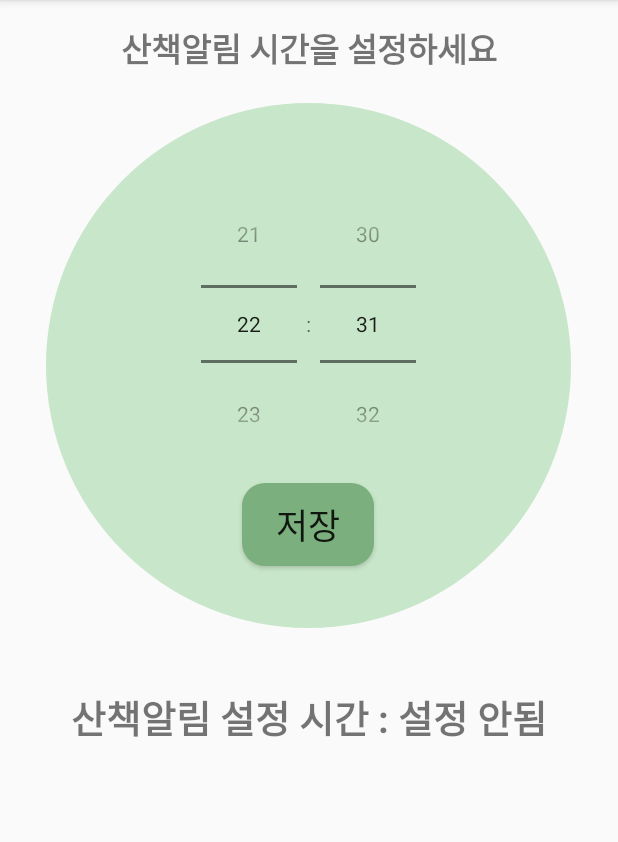
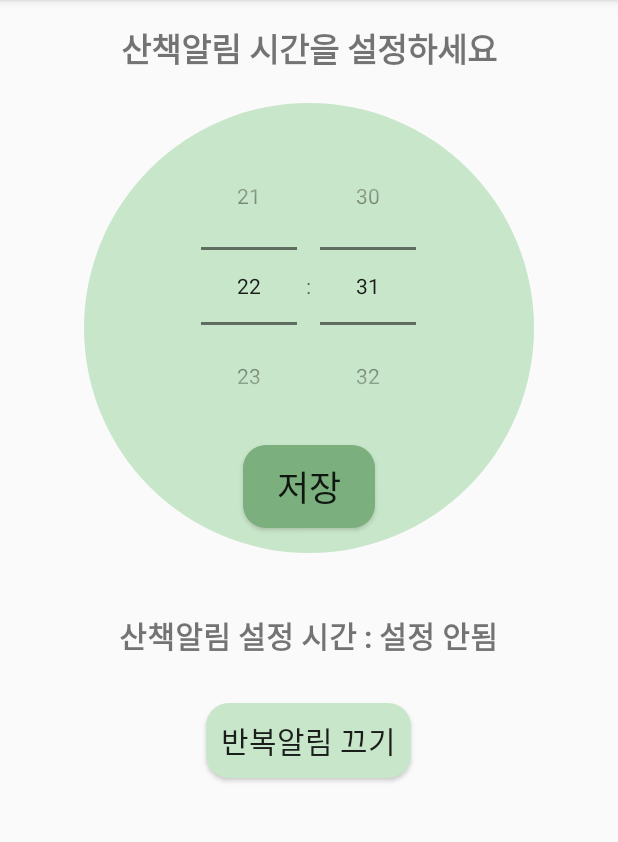
Before and after one commit to yechubot/Arduino_team, an Android app: the StrollActivity screen opened directly, with no data from a screen before it, on a phone screen of 412 x 824 dp, the part 84-926 px from its top. Run offline under Robolectric (Android 15) with nearby library versions, the phone set to English and light mode, and no system bars.

Commit message:
Alarm off

```diff
--- a/app/src/main/java/com/example/cs50/arduino/StrollActivity.java
+++ b/app/src/main/java/com/example/cs50/arduino/StrollActivity.java
@@ -28,7 +28,7 @@ public class StrollActivity extends AppCompatActivity {
     String chID = "stroll";
 
     //ui
-    Button btn_save;
+    Button btn_save,off;
     TimePicker timePicker;
     int hour, min;
     TextView stroll_time;
@@ -62,6 +62,7 @@ public class StrollActivity extends AppCompatActivity {
         //변수 연결
         btn_save = findViewById(R.id.btn_save);
         stroll_time = findViewById(R.id.stroll_time);
+        off = findViewById(R.id.off);
         stroll_time.setText("산책알림 설정 시간 : 설정 안됨");
 
         //db에 알림 시간 설정한거 있으면 읽어오기
@@ -103,32 +104,47 @@ public class StrollActivity extends AppCompatActivity {
                 stroll_time.setText("산책알림 설정 시간 : " + time24);
             }
         });
+
+        off.setOnClickListener(new View.OnClickListener() {
+            @Override
+            public void onClick(View v) {
+                Toast.makeText(getApplicationContext(), "반복알림을 끕니다.", Toast.LENGTH_SHORT).show();
+                //offAlarm();
+
+            }
+        });
     }
+
+//    private void offAlarm() {
+//        alarmManager = (AlarmManager) getApplicationContext().getSystemService(ALARM_SERVICE);
+//        Intent intent = new Intent(getApplicationContext(),MainActivity.class);
+//        PendingIntent pendingIntent = PendingIntent.getBroadcast(getApplicationContext(), 0, intent, 0);
+//        alarmManager.cancel(pendingIntent);
+//    }
 
     private void setAlarm() {
         Intent rIntent = new Intent(getApplicationContext(), AlarmReceiver.class);
         PendingIntent pendingIntent = PendingIntent.getBroadcast(getApplicationContext(), 0, rIntent, 0);
         Calendar cal = Calendar.getInstance();
 
-        cal.set(Calendar.HOUR_OF_DAY,timePicker.getCurrentHour());
-        cal.set(Calendar.MINUTE,timePicker.getCurrentMinute());
-        cal.set(Calendar.SECOND,0);
-        cal.set(Calendar.MILLISECOND,0);
+        cal.set(Calendar.HOUR_OF_DAY, timePicker.getCurrentHour());
+        cal.set(Calendar.MINUTE, timePicker.getCurrentMinute());
+        cal.set(Calendar.SECOND, 0);
+        cal.set(Calendar.MILLISECOND, 0);
 
-        Log.d(TAG, "cal: "+cal.getTime());
+        Log.d(TAG, "cal: " + cal.getTime());
         long aTime = System.currentTimeMillis();
         long bTime = cal.getTimeInMillis();
 
         //하루 시간
-        long interval = 1000*60*60*24;
+        long interval = 1000 * 60 * 60 * 24;
 
         //설정시간이 현재보다 작으면 다음날 울림
-        while(aTime>bTime){
-            bTime+=interval;
+        while (aTime > bTime) {
+            bTime += interval;
         }
         //매일 반복
-        alarmManager.setRepeating(AlarmManager.RTC_WAKEUP,bTime, interval, pendingIntent);
-
+        alarmManager.setRepeating(AlarmManager.RTC_WAKEUP, bTime, interval, pendingIntent);
     }
 
     @Override
--- a/app/src/main/res/layout/stroll_notify.xml
+++ b/app/src/main/res/layout/stroll_notify.xml
@@ -14,8 +14,8 @@
         android:textStyle="bold" />
 
     <LinearLayout
-        android:layout_width="350dp"
-        android:layout_height="350dp"
+        android:layout_width="300dp"
+        android:layout_height="300dp"
         android:layout_gravity="center"
         android:layout_marginTop="20dp"
         android:background="@drawable/stroll_circle"
@@ -47,7 +47,19 @@
         android:layout_marginTop="30dp"
         android:padding="10dp"
         android:text="산책알림 설정 시간: "
-        android:textSize="25sp"
+        android:textSize="20sp"
         android:textStyle="bold" />
 
+    <Button
+        android:id="@+id/off"
+        android:layout_width="wrap_content"
+        android:layout_height="wrap_content"
+        android:layout_gravity="center"
+        android:layout_marginTop="20dp"
+        android:background="@drawable/button_bg"
+        android:padding="10dp"
+        android:backgroundTint="#c8e6c9"
+        android:text="반복알림 끄기"
+        android:textSize="20sp" />
+
 </LinearLayout>
```
